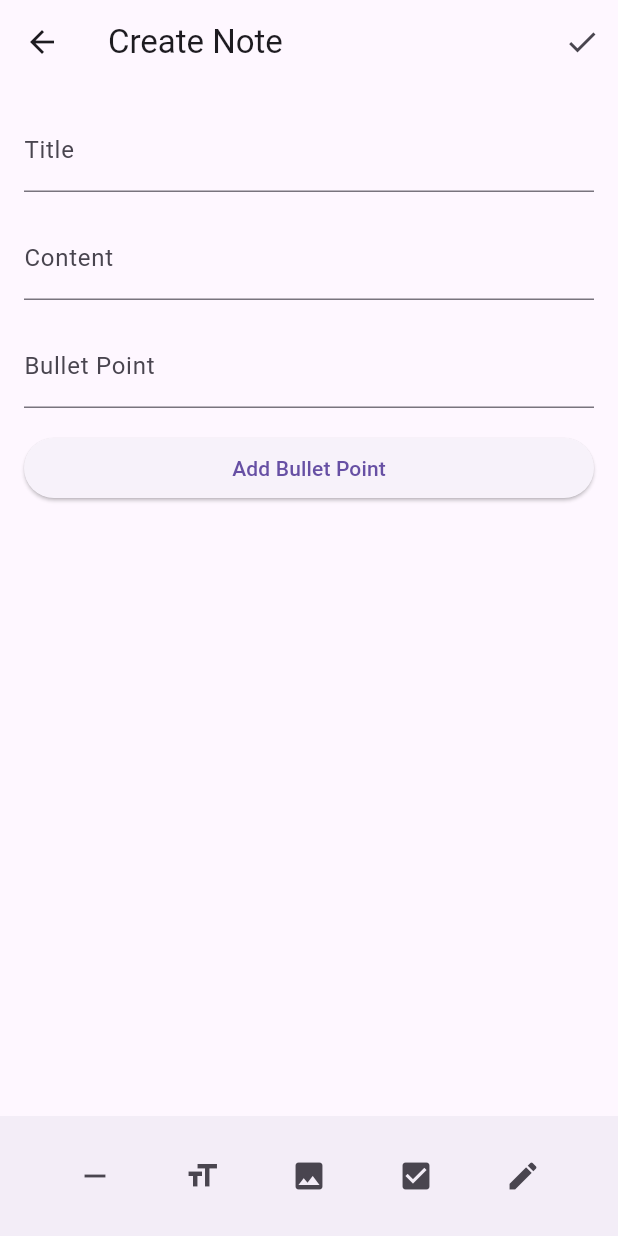
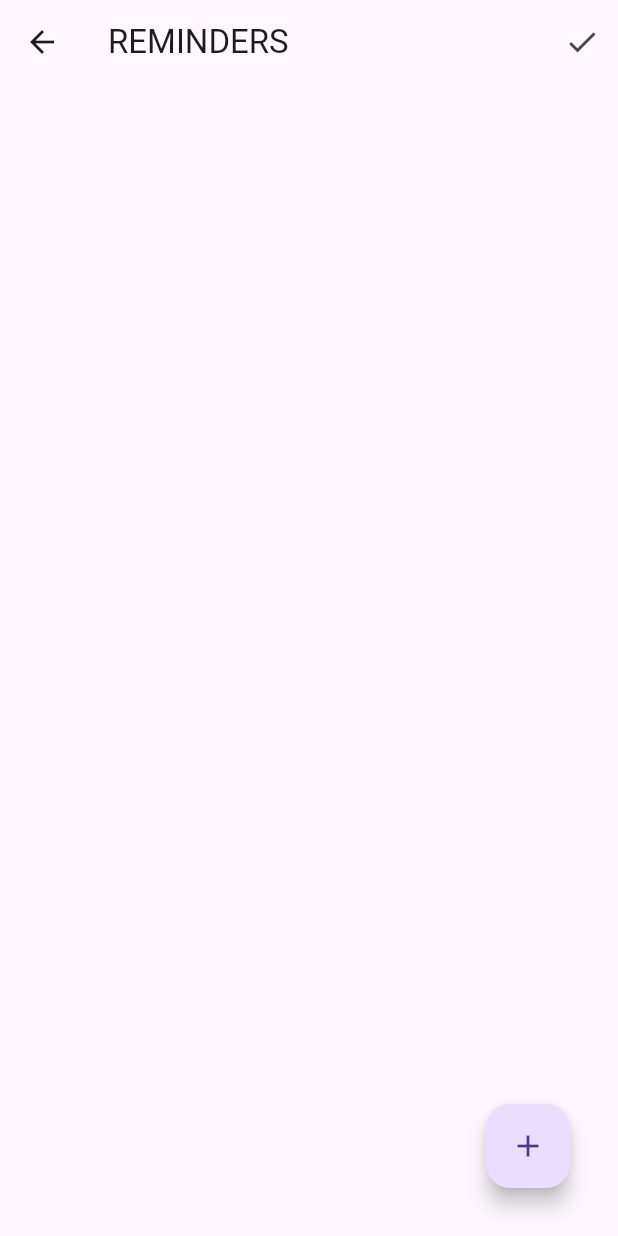
Before and after one commit to SE-sustainability/Project_code, a Flutter app: the screen it shows after launch, after a tap on the "add" icon, on a phone screen of 412 x 824 dp. Run offline on Flutter 3.47's test engine with Material 3 defaults, Android fonts, the phone set to English and light mode, and no system bars; our stand-ins replace hive, hive_flutter, shared_preferences; accounts and stored records are empty.

Commit message:
Add files via upload
hiiiii

```diff
--- a/lib/screens/note_screen.dart
+++ b/lib/screens/note_screen.dart
@@ -2,6 +2,8 @@ import 'package:flutter/material.dart';
 import 'package:shared_preferences/shared_preferences.dart';
 
 class CreateNoteScreen extends StatefulWidget {
+  const CreateNoteScreen({super.key});
+
   @override
   _CreateNoteScreenState createState() => _CreateNoteScreenState();
 }
@@ -9,21 +11,23 @@ class CreateNoteScreen extends StatefulWidget {
 class _CreateNoteScreenState extends State<CreateNoteScreen> {
   final TextEditingController titleController = TextEditingController();
   final TextEditingController contentController = TextEditingController();
-  final TextEditingController bulletPointController = TextEditingController(); // Add this line
+  final TextEditingController bulletPointController =
+      TextEditingController(); // Add this line
 
   double fontSize = 16.0;
   List<String> lines = [];
   List<bool> checklistItems = [];
   List<TextEditingController> checklistControllers = [];
-  bool isDrawingMode = false;
 
   @override
+/*
   void initState() {
     super.initState();
     loadPreviousNote();
   }
+*/
 
-  void loadPreviousNote() async {
+  /*void loadPreviousNote() async {
     SharedPreferences prefs = await SharedPreferences.getInstance();
     setState(() {
       titleController.text = prefs.getString('title') ?? '';
@@ -35,24 +39,24 @@ class _CreateNoteScreenState extends State<CreateNoteScreen> {
     SharedPreferences prefs = await SharedPreferences.getInstance();
     prefs.setString('title', titleController.text);
     prefs.setString('content', contentController.text);
-  }
+  }*/
 
   @override
   Widget build(BuildContext context) {
     return Scaffold(
       appBar: AppBar(
-        title: Text('Create Note'),
+        title: const Text('REMINDERS'),
         actions: [
           IconButton(
-            icon: Icon(Icons.check),
+            icon: const Icon(Icons.check),
             onPressed: () {
-              // Handle save note functionality
+              /*// Handle save note functionality
               saveNote();
               // Clear text fields after saving the note
               titleController.clear();
               contentController.clear();
               bulletPointController.clear(); // Clear bullet point controller
-              // Also, clear the checklist and lines if needed
+              // Also, clear the checklist and lines if needed*/
               setState(() {
                 checklistItems.clear();
                 checklistControllers.clear();
@@ -66,123 +70,55 @@ class _CreateNoteScreenState extends State<CreateNoteScreen> {
       ),
       body: Padding(
         padding: const EdgeInsets.all(16.0),
-        child: Column(
-          crossAxisAlignment: CrossAxisAlignment.stretch,
+        child: Stack(
           children: [
-
-            TextField(
-              controller: titleController,
-              decoration: const InputDecoration(labelText: 'Title'),
-            ),
-            const SizedBox(height: 16),
-
-            TextField(
-              controller: contentController,
-              maxLines: null,
-              style: TextStyle(
-                fontSize: fontSize,
-                fontFamily: 'AmaticSC',
-                fontWeight: FontWeight.normal,
-              ),
-              decoration: const InputDecoration(labelText: 'Content'),
-            ),
-            const SizedBox(height: 16),
-            // TextField for bullet points
-            TextField(
-              controller: bulletPointController,
-              decoration: const InputDecoration(labelText: 'Bullet Point'),
-            ),
-            const SizedBox(height: 16),
-            // Button to add bullet points
-            ElevatedButton(
-              onPressed: () {
-                // Add the text as a bullet point
-                setState(() {
-                  lines.add('* ${bulletPointController.text}');
-                  bulletPointController.clear();
-                });
-              },
-              child: Text('Add Bullet Point'),
-            ),
-            const SizedBox(height: 16),
-            if (isDrawingMode)
-              Expanded(
-                child: Container(
-                  child: const Center(
-                    child: Text('Drawing Feature'),
-                  ),
-                ),
-              ),
-            Expanded(
-              child: ListView.builder(
-                itemCount: lines.length,
-                itemBuilder: (context, index) {
-                  return Text(lines[index]);
-                },
-              ),
-            ),
+            Column(
+              children: [
                 ListView.builder(
                   shrinkWrap: true,
                   itemCount: checklistItems.length,
                   itemBuilder: (context, index) {
-                return CheckboxListTile(
+                    return Row(children: [
+                      Expanded(
+                        child: CheckboxListTile(
                           title: TextField(
                             controller: checklistControllers[index],
-                    decoration: InputDecoration(hintText: 'Checklist item ${index + 1}'),
+                            decoration: InputDecoration(
+                                hintText: 'Checklist item ${index + 1}'),
                           ),
+                          controlAffinity: ListTileControlAffinity.leading,
                           value: checklistItems[index],
                           onChanged: (value) {
                             setState(() {
                               checklistItems[index] = value!;
                             });
                           },
-                );
+                        ),
+                      ),
+                      IconButton(
+                        icon: Icon(Icons.delete),
+                        onPressed: () {
+                          setState(() {
+                            checklistItems.removeAt(index);
+                            checklistControllers.removeAt(index);
+                          });
                         },
+                        color: Color(0xff212435),
+                        iconSize: 24,
+                      )
+                    ]);
+                  },
+                  // ),
                 ),
               ],
             ),
+            Positioned(
+              bottom: 16.0,
+              right: 16.0,
+              child: FloatingActionButton(
+                onPressed: addChecklistItem,
+                child: const Icon(Icons.add),
               ),
-      bottomNavigationBar: isDrawingMode
-          ? null
-          : BottomAppBar(
-        child: Row(
-          mainAxisAlignment: MainAxisAlignment.spaceEvenly,
-          children: [
-
-            IconButton(
-              icon: Icon(Icons.remove),
-              tooltip: 'Decrease Font Size',
-              onPressed: () {
-                setState(() {
-                  fontSize = (fontSize - 2.0).clamp(12.0, double.infinity);
-                });
-              },
-            ),
-            IconButton(
-              icon: Icon(Icons.format_size),
-              tooltip: 'Change Font Size',
-              onPressed: () {
-                setState(() {
-                  fontSize += 2.0;
-                });
-              },
-            ),
-            IconButton(
-              icon: Icon(Icons.image),
-              tooltip: 'Import Photo',
-              onPressed: importPhoto,
-            ),
-
-            IconButton(
-              icon: Icon(Icons.check_box),
-              tooltip: 'Add Checklist',
-              onPressed: addChecklistItem,
-            ),
-
-            IconButton(
-              icon: Icon(Icons.edit),
-              tooltip: 'Toggle Drawing Mode',
-              onPressed: toggleDrawingMode,
             ),
           ],
         ),
@@ -190,30 +126,14 @@ class _CreateNoteScreenState extends State<CreateNoteScreen> {
     );
   }
 
-  // Import Photo Functionality
-  Future<void> importPhoto() async {
-    // Implement your photo import logic here
-  }
-
   // Add Bullet Points Functionality
-  void addBulletPoint() {
-    setState(() {
-      lines.add('* ');
-    });
-  }
 
   // Add Checklist Item Functionality
   void addChecklistItem() {
     setState(() {
-      checklistItems.add(false);
-      checklistControllers.add(TextEditingController());
-    });
-  }
-
-  // Toggle Drawing Mode Functionality
-  void toggleDrawingMode() {
-    setState(() {
-      isDrawingMode = !isDrawingMode;
+      checklistItems.insert(0, false); // Prepend the new checklist item
+      checklistControllers.insert(
+          0, TextEditingController()); // Prepend the new controller
     });
   }
 }
```
Lines whose indentation alone changed are shown as unchanged.
